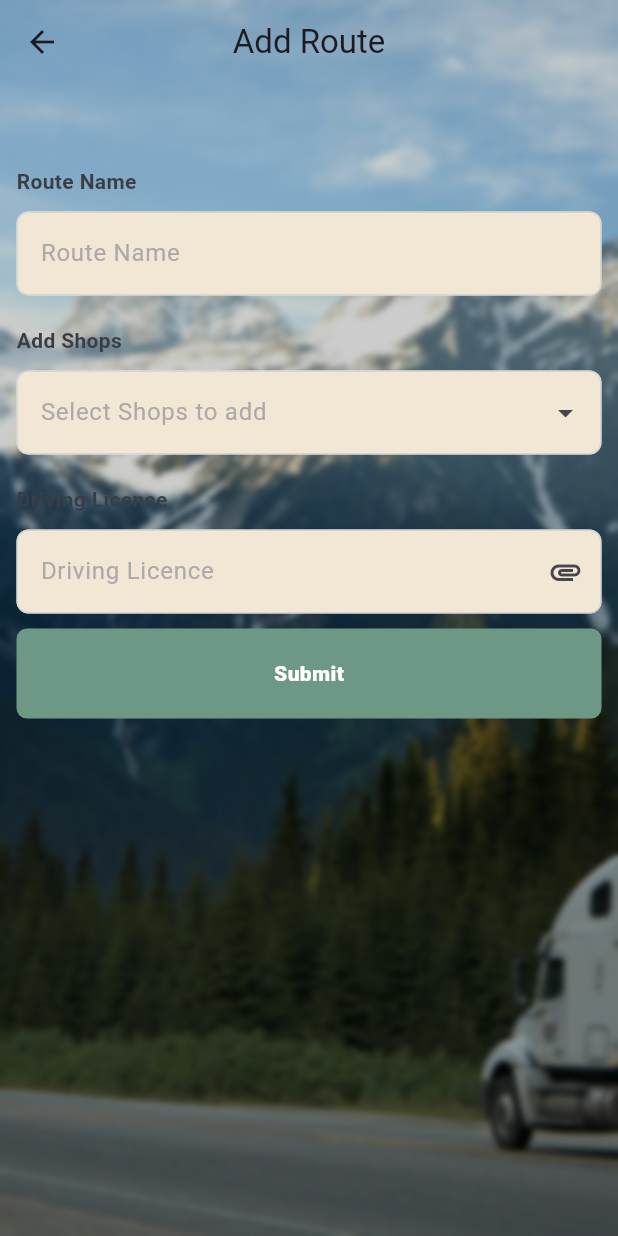
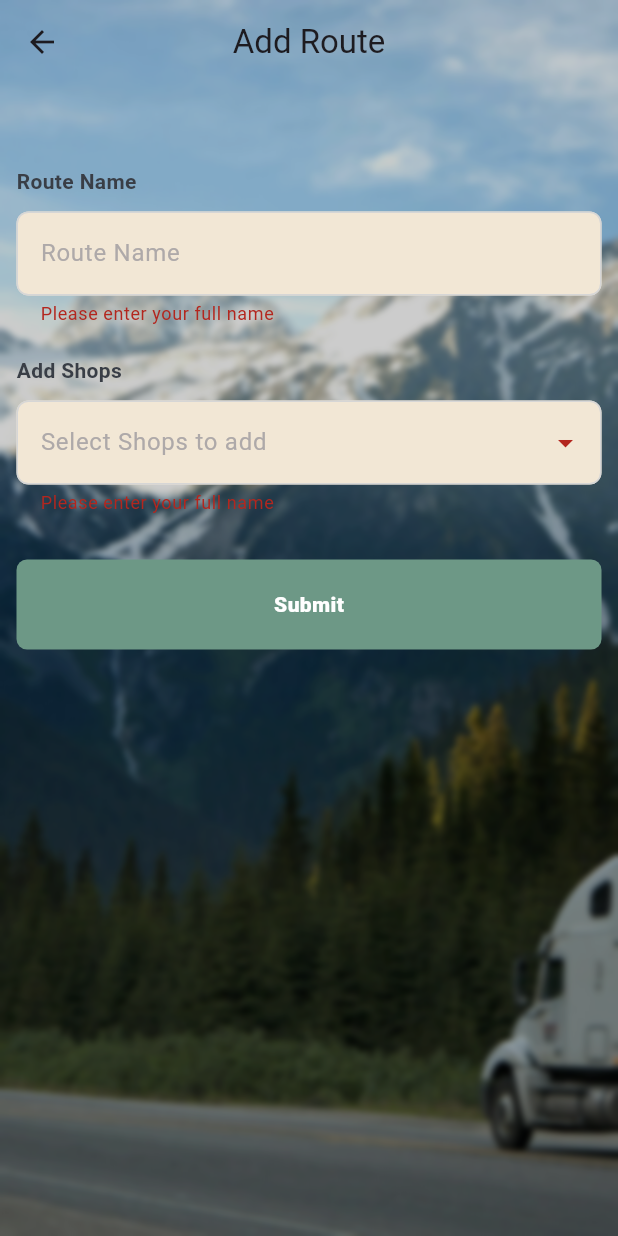
Before and after one commit to nandakrishnn/LactoMate, a Flutter app: the AddRouteDetails screen opened directly, after a tap on "Submit", on a phone screen of 412 x 824 dp. Run offline on Flutter 3.47's test engine with Material 3 defaults, Android fonts, the phone set to English and light mode, and no system bars; our stand-ins replace bloc, cloud_firestore, equatable, firebase_core, firebase_storage, flutter_bloc and 3 more; missing offline and left inert: mapbox_gl; accounts and stored records are empty.

Commit message:
routesetting compleate

```diff
--- a/lib/main.dart
+++ b/lib/main.dart
@@ -5,9 +5,11 @@ import 'package:flutter_bloc/flutter_bloc.dart';
 import 'package:flutter_screenutil/flutter_screenutil.dart';
 import 'package:lactomate/firebase_options.dart';
 import 'package:lactomate/services/driver_service.dart';
+import 'package:lactomate/services/route_service.dart';
 import 'package:lactomate/services/shop_service.dart';
 import 'package:lactomate/views/admin/drivers/add_drivers_bloc/add_driver_details_bloc.dart';
 import 'package:lactomate/views/admin/drivers/get_diriver_home/get_cart_details_user_bloc.dart';
+import 'package:lactomate/views/admin/routes/bloc_shops_in_route/route_shops_list_addition_bloc.dart';
 import 'package:lactomate/views/admin/shops/bloc_add_shop/shop_details_addition_bloc.dart';
 import 'package:lactomate/views/admin/shops/bloc_get_shop/get_shop_details_bloc.dart';
 import 'package:lactomate/views/user_login.dart';
@@ -41,6 +43,9 @@ class MyApp extends StatelessWidget {
        ),
        BlocProvider(
         create: (context) => GetShopDetailsBloc(ShopService()),
+       ),
+       BlocProvider(
+        create: (context) => RouteShopsListAdditionBloc(RouteService()),
        )
       ],
 
--- /dev/null
+++ b/lib/services/route_service.dart
@@ -0,0 +1,26 @@
+import 'package:cloud_firestore/cloud_firestore.dart';
+
+class RouteService{
+  Future<bool>saveRoueDetails(String id,Map<String,dynamic>shopDetails)async{
+    try {
+      await FirebaseFirestore.instance.collection("RouteDetails").doc(id).set(shopDetails);
+    return true;
+    } catch (e) {
+      return false;
+    }
+  }
+  Map<String,dynamic>shopDetails({
+required String id,
+required String routeName,
+required List<Map<String,dynamic>>shopDetails1,
+
+}){
+Map<String,dynamic>shopDetails={
+'RouteName':routeName,
+'RouteId':id,
+'RouteDetails':shopDetails1
+
+};
+return shopDetails;
+}
+}
--- a/lib/views/admin/routes/add_route_details.dart
+++ b/lib/views/admin/routes/add_route_details.dart
@@ -2,12 +2,13 @@ import 'dart:ui';
 
 import 'package:flutter/material.dart';
 import 'package:flutter_bloc/flutter_bloc.dart';
-import 'package:lactomate/functions/function.dart';
 import 'package:lactomate/services/shop_service.dart';
-import 'package:lactomate/utils/colors.dart';
+
 import 'package:lactomate/utils/constants.dart';
 import 'package:lactomate/utils/validators.dart';
+import 'package:lactomate/views/admin/routes/bloc_shops_in_route/route_shops_list_addition_bloc.dart';
 import 'package:lactomate/views/admin/shops/bloc_get_shop/get_shop_details_bloc.dart';
+import 'package:lactomate/widgets/custom_snack.dart';
 import 'package:lactomate/widgets/login_button.dart';
 import 'package:lactomate/widgets/textformfeild2.dart';
 
@@ -17,14 +18,9 @@ class AddRouteDetails extends StatelessWidget {
   @override
   Widget build(BuildContext context) {
     TextEditingController nameController = TextEditingController();
-    TextEditingController phoneController = TextEditingController();
-    TextEditingController emailController = TextEditingController();
-    TextEditingController dobController = TextEditingController();
-    TextEditingController idProofController = TextEditingController();
-    TextEditingController driverIdController = TextEditingController();
+    TextEditingController shopsController = TextEditingController();
+    List<Map<String, dynamic>> selectedShops = [];
     GlobalKey<FormState> formkey = GlobalKey<FormState>();
-    String? profileimg;
-    String? proofimage;
 
     return Scaffold(
         extendBodyBehindAppBar: true,
@@ -58,29 +54,62 @@ class AddRouteDetails extends StatelessWidget {
                 padding: const EdgeInsets.all(11.0),
                 child: Form(
                   key: formkey,
-                  child: Column(
+                  child: BlocConsumer<RouteShopsListAdditionBloc,
+                      RouteShopsListAdditionState>(
+                    listener: (context, state) {
+                      if (state.status == RouteDetailsUploadStatus.sucess) {
+                        ScaffoldMessenger.of(context).showSnackBar(customSnack(
+                            'Updating Details',
+                            'Details are being added',
+                            const Icon(
+                              Icons.done,
+                              color: Colors.green,
+                              size: 28,
+                            ),
+                            Colors.green));
+                        nameController.clear();
+                        shopsController.clear();
+                        selectedShops.clear();
+                        state.status = RouteDetailsUploadStatus.inital;
+                        // Reset the BLoC state
+
+                        // Pop the screen
+                        Navigator.of(context).pop();
+                      }
+                      // if (state.status == RouteDetailsUploadStatus.pending) {
+                      //   Center(
+                      //     child: CircularProgressIndicator(),
+                      //   );
+                      // }
+                    },
+                    builder: (context, state) {
+                      return Column(
                         children: [
                           AppConstants.kheight60,
                           AppConstants.kheight20,
                           AppConstants.kheight20,
                           CustomTextFeild2(
+                              onChanged: (p0) => context
+                                  .read<RouteShopsListAdditionBloc>()
+                                  .add(RouteNameChanges(p0)),
                               controller: nameController,
                               heading: 'Route Name',
                               hinttext: 'Route Name',
-                          validator: (value) => Validators.validateName(value)),
+                              validator: (value) =>
+                                  Validators.validateName(value)),
                           AppConstants.kheight20,
+
                           CustomTextFeild2(
-                        controller: phoneController,
+                            controller: shopsController,
                             heading: 'Add Shops',
                             hinttext: 'Select Shops to add',
-                        keybordtype: TextInputType.phone,
+                            readOnly: true,
                             validator: (value) =>
-                            Validators.validatePhoneNumber(value),
+                                Validators.validateName(value),
                             sufixbutton: const Icon(Icons.arrow_drop_down),
                             tap: () {
                               showModalBottomSheet(
                                 showDragHandle: true,
-
                                 context: context,
                                 isScrollControlled: true,
                                 shape: const RoundedRectangleBorder(
@@ -88,56 +117,84 @@ class AddRouteDetails extends StatelessWidget {
                                     top: Radius.circular(20),
                                   ),
                                 ),
-                            backgroundColor: Colors
-                                .grey[900], // Customize the background color
+                                backgroundColor: Colors.grey[900],
                                 builder: (BuildContext context) {
                                   return BlocProvider(
-                                create: (context) => GetShopDetailsBloc(ShopService())..add(FetchShopDetails()),
+                                    create: (context) =>
+                                        GetShopDetailsBloc(ShopService())
+                                          ..add(FetchShopDetails()),
                                     child: BlocBuilder<GetShopDetailsBloc,
                                         GetShopDetailsState>(
                                       builder: (context, state) {
                                         if (state is GetShopDetailsLoaded) {
-                                      final shopList = state
-                                          .data; // Assuming shopList is from the state
-
+                                          final shopList = state.data
+                                              .map((doc) => doc.data()
+                                                  as Map<String, dynamic>)
+                                              .toList();
                                           return Padding(
                                             padding: const EdgeInsets.all(16),
                                             child: ListView.builder(
                                               shrinkWrap: true,
-                                          itemCount: shopList
-                                              .length, // Number of shops
+                                              itemCount: shopList.length,
                                               itemBuilder: (context, index) {
-                                            return Container(
-                                              margin:
-                                                  const EdgeInsets.symmetric(
-                                                      vertical: 8),
-                                              padding: const EdgeInsets.all(10),
+                                                final shopName =
+                                                    shopList[index]['ShopName'];
+
+                                                return GestureDetector(
+                                                  onTap: () {
+                                                    final shop = shopList[
+                                                        index]; // Capture the entire shop details
+
+                                                    if (!selectedShops
+                                                        .contains(shop)) {
+                                                      selectedShops.add(shop as Map<
+                                                          String,
+                                                          dynamic>); // Add the selected shop details
+                                                    } else {
+                                                      selectedShops.remove(
+                                                          shop); // Remove the shop if deselected
+                                                    }
+
+                                                    // Update the TextFormField with the selected shop names
+                                                    shopsController.text =
+                                                        selectedShops
+                                                            .map((shop) => shop[
+                                                                'ShopName'])
+                                                            .join(', ');
+                                                  },
+                                                  child: Container(
+                                                    margin: const EdgeInsets
+                                                        .symmetric(vertical: 8),
+                                                    padding:
+                                                        const EdgeInsets.all(
+                                                            10),
                                                     decoration: BoxDecoration(
                                                       color: Colors.grey[850],
                                                       borderRadius:
-                                                    BorderRadius.circular(12),
-                                                boxShadow: [
+                                                          BorderRadius.circular(
+                                                              12),
+                                                      boxShadow: const [
                                                         BoxShadow(
                                                           color: Colors.black26,
                                                           blurRadius: 5,
-                                                    offset: const Offset(0, 2),
+                                                          offset: const Offset(
+                                                              0, 2),
                                                         ),
                                                       ],
                                                     ),
                                                     child: Row(
                                                       children: [
-                                                  // Circle avatar with shop image
                                                         CircleAvatar(
                                                           radius: 30,
                                                           backgroundImage:
                                                               NetworkImage(
-                                                      shopList[index]
-                                                              ['ShopImage'] ??
-                                                          'https://via.placeholder.com/150', // Use a placeholder if no image
+                                                            shopList[index][
+                                                                    'ShopImage'] ??
+                                                                'https://via.placeholder.com/150',
                                                           ),
                                                         ),
-                                                  const SizedBox(width: 12),
-                                                  // Title and subtitle
+                                                        const SizedBox(
+                                                            width: 12),
                                                         Expanded(
                                                           child: Column(
                                                             crossAxisAlignment:
@@ -145,15 +202,16 @@ class AddRouteDetails extends StatelessWidget {
                                                                     .start,
                                                             children: [
                                                               Text(
-                                                          shopList[index][
-                                                                  'ShopName'] ??
+                                                                shopName ??
                                                                     'Shop Name',
                                                                 style:
                                                                     const TextStyle(
-                                                            color: Colors.white,
+                                                                  color: Colors
+                                                                      .white,
                                                                   fontSize: 16,
                                                                   fontWeight:
-                                                                FontWeight.w600,
+                                                                      FontWeight
+                                                                          .w600,
                                                                 ),
                                                               ),
                                                               const SizedBox(
@@ -164,8 +222,8 @@ class AddRouteDetails extends StatelessWidget {
                                                                     'Shop Details',
                                                                 style:
                                                                     const TextStyle(
-                                                            color:
-                                                                Colors.white70,
+                                                                  color: Colors
+                                                                      .white70,
                                                                   fontSize: 14,
                                                                 ),
                                                               ),
@@ -174,14 +232,15 @@ class AddRouteDetails extends StatelessWidget {
                                                         ),
                                                       ],
                                                     ),
+                                                  ),
                                                 );
                                               },
                                             ),
                                           );
                                         } else {
                                           return const Center(
-                                        child: CircularProgressIndicator(),
-                                      );
+                                              child:
+                                                  CircularProgressIndicator());
                                         }
                                       },
                                     ),
@@ -190,26 +249,41 @@ class AddRouteDetails extends StatelessWidget {
                               );
                             },
                           ),
+
                           AppConstants.kheight20,
-                      CustomTextFeild2(
-                        readOnly: true,
-                        controller: idProofController,
-                        sufixbutton: const Icon(Icons.attachment),
-                        tap: () async {},
-                        hinttext: 'Driving Licence',
-                        heading: 'Driving Licence',
-                        validator: (value) {
-                          if (value == null || value.isEmpty) {
-                            return 'Please add your DL';
+                          // CustomTextFeild2(
+                          //   readOnly: true,
+                          //   controller: idProofController,
+                          //   sufixbutton: const Icon(Icons.attachment),
+                          //   tap: () async {},
+                          //   hinttext: 'Driving Licence',
+                          //   heading: 'Driving Licence',
+                          //   validator: (value) {
+                          //     if (value == null || value.isEmpty) {
+                          //       return 'Please add your DL';
+                          //     }
+                          //     return null;
+                          //   },
+                          // ),
+                          AppConstants.kheight10,
+                          LoginContainer(
+                            content: 'Submit',
+                            ontap: () async {
+                              print('button');
+                              if (formkey.currentState!.validate()) {
+                                context
+                                    .read<RouteShopsListAdditionBloc>()
+                                    .add(ShopDetailsChanges(selectedShops));
+
+                                context
+                                    .read<RouteShopsListAdditionBloc>()
+                                    .add(ShopFormSubmit());
                               }
-                          return null;
                             },
                           ),
-                      AppConstants.kheight10,
-                      GestureDetector(
-                          onTap: () async {},
-                          child: LoginContainer(content: 'Submit')),
                         ],
+                      );
+                    },
                   ),
                 ),
               ),
--- /dev/null
+++ b/lib/views/admin/routes/bloc_shops_in_route/route_shops_list_addition_bloc.dart
@@ -0,0 +1,37 @@
+import 'package:bloc/bloc.dart';
+import 'package:lactomate/services/route_service.dart';
+import 'package:random_string/random_string.dart';
+part 'route_shops_list_addition_event.dart';
+part 'route_shops_list_addition_state.dart';
+
+class RouteShopsListAdditionBloc extends Bloc<RouteShopsListAdditionEvent, RouteShopsListAdditionState> {
+  final RouteService routeService;
+  RouteShopsListAdditionBloc(this.routeService) : super(RouteShopsListAdditionState()) {
+
+ on<RouteNameChanges>(_routeNameChnages);
+ on<ShopDetailsChanges>(_shopDetailsChnages);
+ on<ShopFormSubmit>(_formSubmit);
+  }
+
+   void _routeNameChnages(RouteNameChanges event,Emitter<RouteShopsListAdditionState>emit){
+    emit(state.copyWith(routeName: event.routeName));
+  }
+     void _shopDetailsChnages(ShopDetailsChanges event,Emitter<RouteShopsListAdditionState>emit){
+    emit(state.copyWith(shopDetails: event.shopDetails));
+  }
+   void _formSubmit(ShopFormSubmit event,Emitter<RouteShopsListAdditionState>emit)async{
+    emit(state.copyWith(status: RouteDetailsUploadStatus.pending));
+    try {
+      final id=randomAlphaNumeric(10);
+      final ShopDetails=routeService.shopDetails(id: id, routeName: state.routeName!, shopDetails1: state.shopDetails!);
+      final added=await routeService.saveRoueDetails(id, ShopDetails);
+      if(added==true){
+          emit(state.copyWith(status: RouteDetailsUploadStatus.sucess));
+      }else{
+         emit(state.copyWith(status: RouteDetailsUploadStatus.failure));
+      }
+    } catch (e) {
+        emit(state.copyWith(status: RouteDetailsUploadStatus.failure));
+    }
+  }
+}
--- /dev/null
+++ b/lib/views/admin/routes/bloc_shops_in_route/route_shops_list_addition_event.dart
@@ -0,0 +1,16 @@
+part of 'route_shops_list_addition_bloc.dart';
+
+ class RouteShopsListAdditionEvent {}
+class RouteNameChanges extends RouteShopsListAdditionEvent{
+  final String routeName;
+  RouteNameChanges(this.routeName);
+}
+class RouteIdChanges extends RouteShopsListAdditionEvent{
+  final String routeId;
+  RouteIdChanges(this.routeId);
+}
+class ShopDetailsChanges extends RouteShopsListAdditionEvent{
+  final List<Map<String,dynamic>>shopDetails;
+  ShopDetailsChanges(this.shopDetails);
+}
+class ShopFormSubmit extends RouteShopsListAdditionEvent{}
--- /dev/null
+++ b/lib/views/admin/routes/bloc_shops_in_route/route_shops_list_addition_state.dart
@@ -0,0 +1,20 @@
+part of 'route_shops_list_addition_bloc.dart';
+enum RouteDetailsUploadStatus{inital,pending,sucess,failure}
+ class RouteShopsListAdditionState {
+  RouteShopsListAdditionState({this.id,this.routeName,this.shopDetails,this.status});
+  String? id='';
+  String? routeName='';
+  List<Map<String,dynamic>>?shopDetails=[];
+  RouteDetailsUploadStatus? status;
+  RouteShopsListAdditionState copyWith({
+  String? id,
+  String? routeName,
+  List<Map<String,dynamic>>?shopDetails,
+  RouteDetailsUploadStatus? status,
+  })=>RouteShopsListAdditionState(
+    id: id??this.id,
+    routeName: routeName??this.routeName,
+    shopDetails: shopDetails??this.shopDetails,
+    status: status??this.status
+  );
+ }
```
Lines whose indentation alone changed are shown as unchanged.
